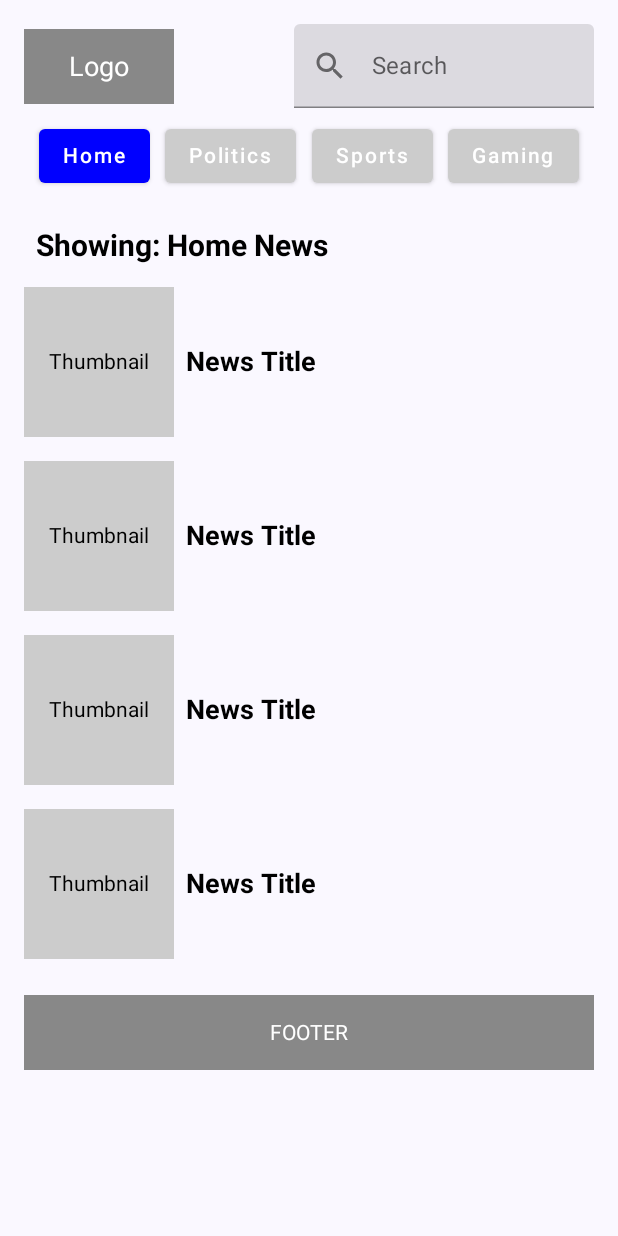
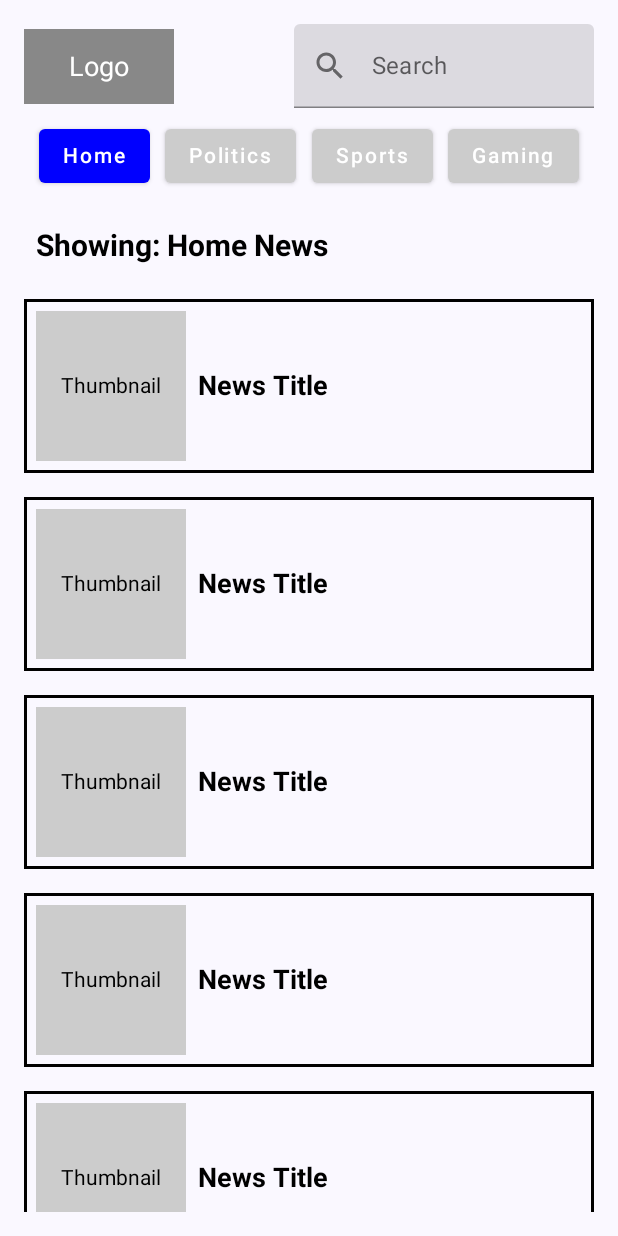
Before and after one commit to Sweetcreeps/NewsApp, an Android app built with Jetpack Compose: the screen it shows after launch (MainActivity), on a phone screen of 412 x 824 dp. Run offline under Robolectric (Android 15) with nearby library versions, the phone set to English and light mode, and no system bars.

Commit message:
added border

```diff
--- a/app/src/main/java/com/example/newsapp/FirstScreen.kt
+++ b/app/src/main/java/com/example/newsapp/FirstScreen.kt
@@ -3,6 +3,7 @@ package com.example.newsapp
 import androidx.compose.foundation.ExperimentalFoundationApi
 import androidx.compose.foundation.layout.*
 import androidx.compose.foundation.background
+import androidx.compose.foundation.border
 import androidx.compose.foundation.lazy.LazyColumn
 import androidx.compose.foundation.pager.HorizontalPager
 import androidx.compose.foundation.pager.rememberPagerState
@@ -108,12 +109,16 @@ fun NewsListPage(category: String) {
             fontWeight = FontWeight.Bold,
             modifier = Modifier.padding(8.dp)
         )
-        LazyColumn {
-            items(4) { _ ->
+        LazyColumn(
+            contentPadding = PaddingValues(vertical = 8.dp) // Adds padding around the list
+        ) {
+            items(10) { _ ->
                 Row(
                     modifier = Modifier
                         .fillMaxWidth()
-                        .padding(vertical = 8.dp),
+                        .padding(vertical = 8.dp) // Space between each row
+                        .border(2.dp, Color.Black)
+                        .padding(8.dp), // Padding inside the border
                     verticalAlignment = Alignment.CenterVertically
                 ) {
                     Box(
@@ -135,6 +140,7 @@ fun NewsListPage(category: String) {
         }
     }
 }
+
 
 @Composable
 fun PlaceholderPage(category: String) {
```
